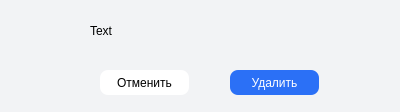
This is question.ui in NAD777/yandex-toDo as Qt 5 draws it before an edit. The edited form follows.
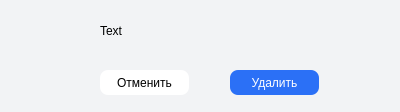
This is the edited form. Icons and pictures are not drawn.

The edit to the form file:
```diff
--- a/question.ui
+++ b/question.ui
@@ -38,9 +38,9 @@
   <widget class="QLabel" name="label">
    <property name="geometry">
     <rect>
-     <x>90</x>
+     <x>100</x>
      <y>20</y>
-     <width>261</width>
+     <width>231</width>
      <height>21</height>
     </rect>
    </property>
```
Left out of the diff: 4 changed lines with no effect on the pictures.
